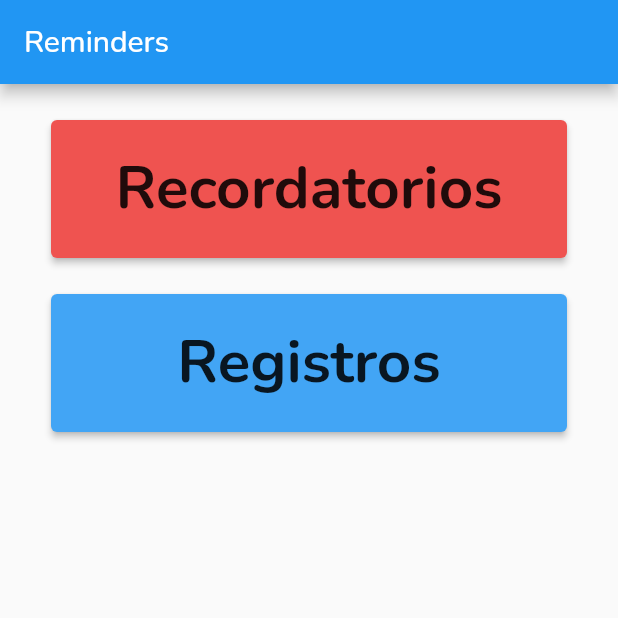
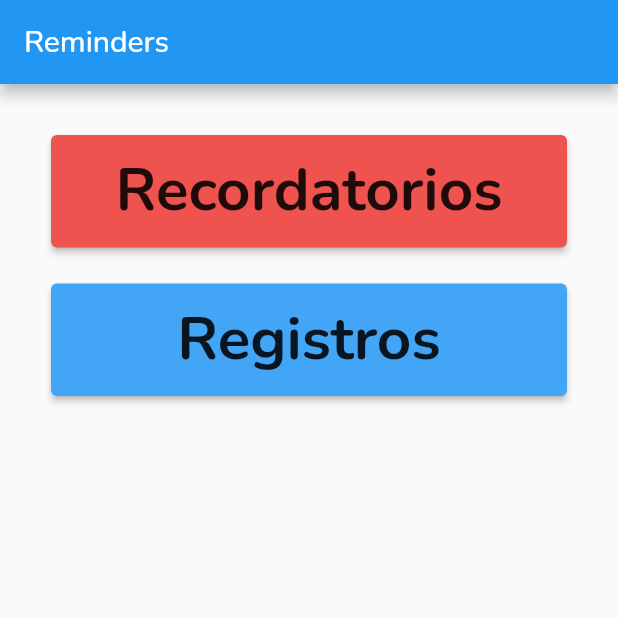
Before and after one commit to urielfuentes/phoneReminders, a Flutter app: the screen it shows after launch, on a phone screen of 412 x 824 dp, the top half of it. Run offline on Flutter 3.47's test engine with Material 2 defaults, Android fonts, the phone set to English and light mode, and no system bars; our stand-ins replace flutter_local_notifications, font_awesome_flutter, google_fonts, hive, hive_flutter, timezone; missing offline and left inert: android_alarm_manager_plus; accounts and stored records are empty.

Commit message:
Fixing text different size.

```diff
--- a/lib/Common/ClickableCard.dart
+++ b/lib/Common/ClickableCard.dart
@@ -43,9 +43,13 @@ class ClickableCard extends StatelessWidget {
                 title: Text(tag == noTag ? noTagText : tag,
                     style: Theme.of(context).textTheme.headline2),
                 trailing: InkWell(
-                  child: const Icon(
-                    FontAwesomeIcons.trash,
-                    size: 18,
+                  child: Column(
+                    mainAxisAlignment: MainAxisAlignment.center,
+                    children: const [
+                      FittedBox(
+                        child: Icon(FontAwesomeIcons.trash),
+                      )
+                    ],
                   ),
                   onTap: () {
                     if (reminderCard) {
--- a/lib/home/home.dart
+++ b/lib/home/home.dart
@@ -9,50 +9,56 @@ class Home extends StatelessWidget {
   Widget build(BuildContext context) {
     return Scaffold(
         appBar: AppBar(title: const Text("Reminders")),
-        body: Padding(
-            padding: EdgeInsets.only(top: 20),
-            child: Center(
+        body: Center(
           child: Padding(
-                padding: EdgeInsets.only(left: 30, right: 30),
+            padding: EdgeInsets.only(top: 30, left: 30, right: 30),
             child: Column(
               children: [
                 InkWell(
                   onTap: () => Navigator.pushNamed(context, '/reminders'),
-                      child: SizedBox(
-                        width: double.infinity,
-                        height: 100,
-                        child: Card(
+                  child: Wrap(
+                    children: [
+                      Card(
                           color: Colors.red.shade400,
                           elevation: 2,
                           child: Center(
+                              child: Padding(
+                            padding: EdgeInsets.only(
+                              top: 10,
+                              bottom: 10,
+                            ),
                             child: Text("Recordatorios",
-                                    style: Theme.of(context)
-                                        .textTheme
-                                        .headline1))),
+                                style: Theme.of(context).textTheme.headline1),
+                          )))
+                    ],
                   ),
                 ),
                 Padding(
                   padding: EdgeInsets.only(top: 16),
                   child: InkWell(
                     onTap: () => Navigator.pushNamed(context, '/records'),
-                        child: SizedBox(
-                          width: double.infinity,
-                          height: 100,
-                          child: Card(
+                    child: Wrap(
+                      children: [
+                        Card(
                             color: Colors.blue.shade400,
                             elevation: 2,
                             child: Center(
+                                child: Padding(
+                              padding: EdgeInsets.only(
+                                top: 10,
+                                bottom: 10,
+                              ),
                               child: Text("Registros",
-                                      style: Theme.of(context)
-                                          .textTheme
-                                          .headline1))),
+                                  style: Theme.of(context).textTheme.headline1),
+                            )))
+                      ],
                     ),
                   ),
                 )
               ],
             ),
           ),
-            )));
+        ));
   }
 
   void onFormSubmit() {}
```
Lines whose indentation alone changed are shown as unchanged.
